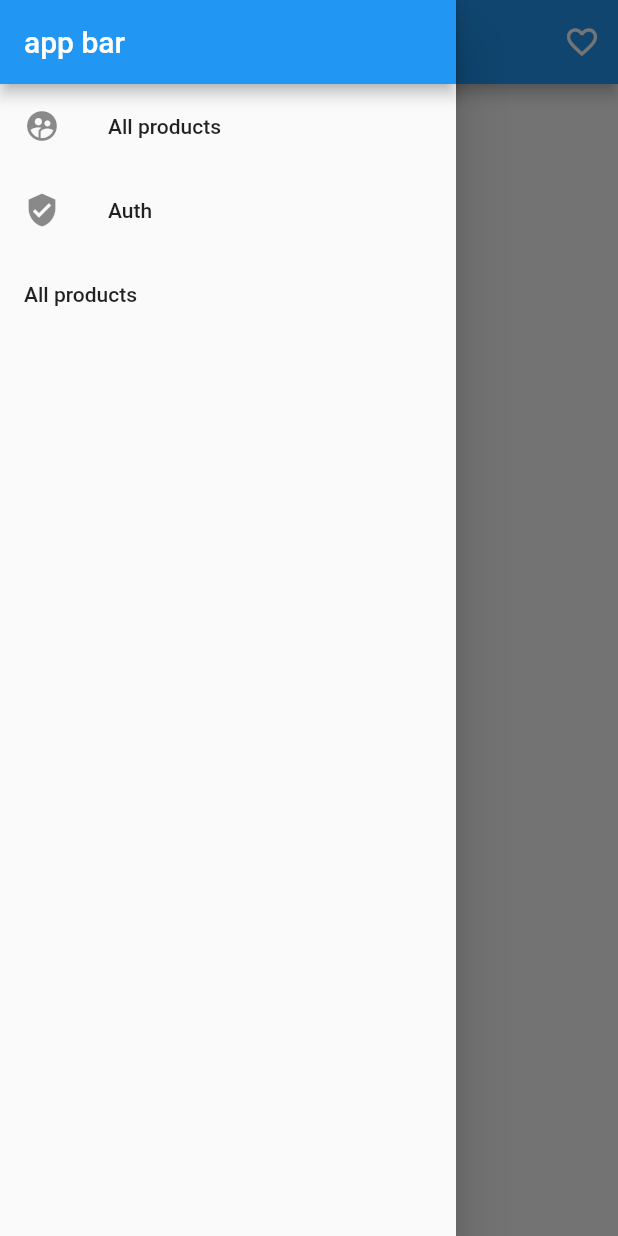
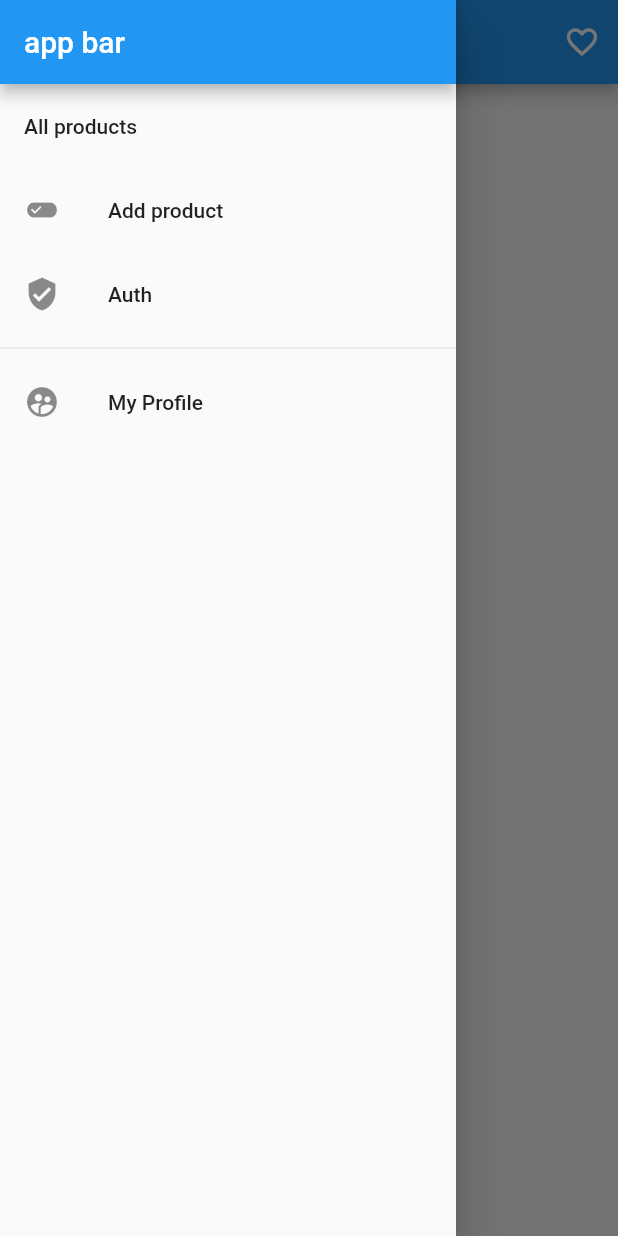
Before and after one commit to birukbelay/academia, a Flutter app: the screen it shows after launch, with the side drawer open, on a phone screen of 412 x 824 dp. Run offline on Flutter 3.47's test engine with Material 2 defaults, Android fonts, the phone set to English and light mode, and no system bars; our stand-ins replace shared_preferences; accounts and stored records are empty; statements that could not run were skipped.

```diff
--- a/lib/main.dart
+++ b/lib/main.dart
@@ -26,14 +26,20 @@ class MyApp extends StatefulWidget {
   }
 }
 
+class _MyAppState extends State<MyApp> {
+  final MainModel _model = MainModel();
 
-class _MyAppState extends State<MyApp> {
+  @override
+  void initState() {
+    _model.autoAuthenticate();
+    super.initState();
+  }
 
   @override
   Widget build(BuildContext context) {
-    final MainModel model =MainModel();
     return ScopedModel<MainModel>(
-      model:model,/*  */
+      model: _model,
+      /*  */
       child: MaterialApp(
         title: 'Flutter Demo',
 
@@ -47,11 +53,13 @@ class _MyAppState extends State<MyApp> {
 
 //    ============================Routes --------------
         routes: {
-        '/': (BuildContext context) =>
-            ProductsPage(model),
-        '/admin': (BuildContext context) =>
-            AdminPage(model),
-        '/auth': (BuildContext context) => AuthPage(),
+          '/': (BuildContext context) => ProductsPage(_model),
+          '/admin': (BuildContext context) => AdminPage(_model),
+          '/auth': (BuildContext context) => ScopedModelDescendant(
+                builder: (context, child, model) {
+                  return model.user == null ? AuthPage() : ProductsPage(_model);
+                },
+              ),
         },
 
 //      ======================  on generate Routes ------------
@@ -59,12 +67,12 @@ class _MyAppState extends State<MyApp> {
           final List<String> pathElements = settings.name.split('/');
           if (pathElements[0] != '') {
             return null;
-
           }
           if (pathElements[1] == 'product') {
 //          final String productId = pathElements[2];
-          final Product product = model.allProducts.firstWhere((Product product){
-            return product.id ==product.id;
+            final Product product =
+                _model.allProducts.firstWhere((Product product) {
+              return product.id == product.id;
             });
 //          model.selectProduct(productId);
             return MaterialPageRoute<bool>(
@@ -78,10 +86,10 @@ class _MyAppState extends State<MyApp> {
 
         onUnknownRoute: (RouteSettings settings) {
           return MaterialPageRoute(
-          builder: (BuildContext context) =>
-              ProductsPage(model),
+            builder: (BuildContext context) => ProductsPage(_model),
           );
         },
-    ),);
+      ),
+    );
   }
 }
--- /dev/null
+++ b/lib/models/auth.dart
@@ -0,0 +1,4 @@
+enum AuthMode{
+  Signup,
+  Login
+}
--- a/lib/models/user.dart
+++ b/lib/models/user.dart
@@ -3,13 +3,13 @@ import 'package:flutter/material.dart';
 class User{
   final String id;
   final String email;
-  final String password;
+  final String token;
 
 
   User({
     @required this.id,
     @required this.email,
-    @required this.password,
+    @required this.token,
 
   });
 }
--- a/lib/widgets/ui_element/drawer.dart
+++ b/lib/widgets/ui_element/drawer.dart
@@ -1,45 +1,60 @@
 import 'package:flutter/material.dart';
 import 'package:scoped_model/scoped_model.dart';
 import '../../scoped_models/main_model.dart';
+
 class DrawerUi extends StatelessWidget {
-
   @override
   Widget build(BuildContext context) {
-    return  ScopedModelDescendant<MainModel> (builder:(context, child , model){
+    return ScopedModelDescendant<MainModel>(builder: (context, child, model) {
       return Column(
         children: <Widget>[
 //            appbar for all products
           AppBar(
             automaticallyImplyLeading: false,
             title: Text('app bar'),
-
           ),
           ListTile(
-            leading: Icon(Icons.supervised_user_circle),
             title: Text('All products'),
-            onTap:() {
-              model.isAuthenticated ?
-              Navigator.pushReplacementNamed(context, '/admin'):
+            onTap: () {
+              Navigator.pushReplacementNamed(context, '/');
+            },
+          ),
+          ListTile(
+            leading: Icon(Icons.edit_attributes),
+            title: Text('Add product'),
+            onTap: () {
+              model.isAuthenticated
+                  ? Navigator.pushReplacementNamed(context, '/admin')
+                  : Navigator.pushReplacementNamed(context, '/auth');
+            },
+          ),
+          ListTile(
+            leading: Icon(Icons.verified_user),
+            title: Text('Auth'),
+            onTap: () {
               Navigator.pushReplacementNamed(context, '/auth');
             },
           ),
-          ListTile(
-            leading:Icon(Icons.verified_user) ,
-            title: Text('Auth'),
-            onTap:() {
-              Navigator.pushReplacementNamed(context, '/auth');
-            },
-          ),
-          ListTile(
-            title: Text('All products'),
-            onTap:() {
-              Navigator.pushReplacementNamed(context, '/');
+          Divider(),
+          model.isAuthenticated
+              ? ListTile(
+                  leading: Icon(Icons.exit_to_app),
+                  title: Text('Logout'),
+                  onTap: () {
+                    model.logout();
+                    Navigator.pushReplacementNamed(context, '/');
 
-            },
-          )
+                  },
+                )
+              : ListTile(
+                  leading: Icon(Icons.supervised_user_circle),
+                  title: Text('My Profile'),
+                  onTap: () {
+                    Navigator.pushReplacementNamed(context, '/');
+                  },
+                ),
         ],
       );
     });
-
   }
 }
```
Also changed, not shown: lib/pages/auth.dart (+9 -11 lines), lib/scoped_models/connected_product.dart (+103 -70 lines). Lines whose indentation alone changed are shown as unchanged.
